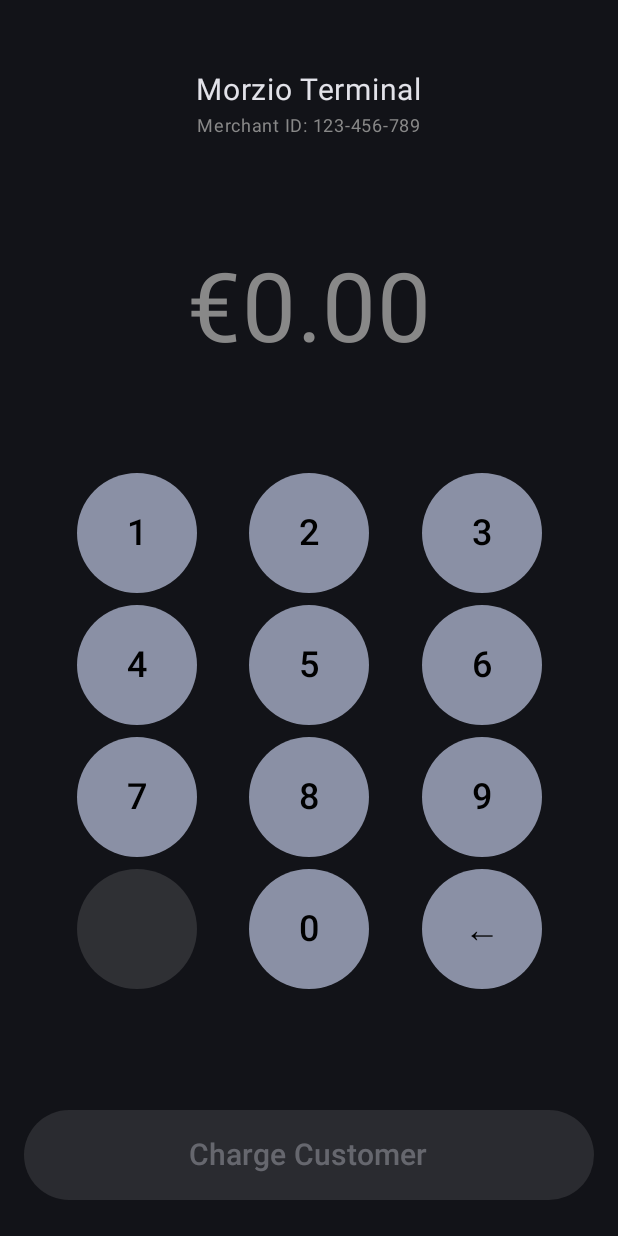
After one commit to SookX/Morzio, an Android app built with Jetpack Compose: the AmountInputScreen screen opened through its navigation route, on a phone screen of 412 x 824 dp. The commit adds this screen. Run offline under Robolectric (Android 15) with nearby library versions, the phone set to English and light mode, and no system bars.

Commit message:
Implement terminal amount input

```diff
--- a/terminal/app/build.gradle.kts
+++ b/terminal/app/build.gradle.kts
@@ -50,6 +50,10 @@ dependencies {
     implementation(libs.androidx.compose.ui.graphics)
     implementation(libs.androidx.compose.ui.tooling.preview)
     implementation(libs.androidx.compose.material3)
+    implementation("androidx.navigation:navigation-compose:2.9.6")
+    implementation("androidx.lifecycle:lifecycle-viewmodel-compose:2.10.0")
+    implementation("io.coil-kt:coil-compose:2.7.0")
+    implementation("com.google.zxing:core:3.5.1")
     testImplementation(libs.junit)
     androidTestImplementation(libs.androidx.junit)
     androidTestImplementation(libs.androidx.espresso.core)
--- a/terminal/app/src/main/java/com/morzio/pos/MainActivity.kt
+++ b/terminal/app/src/main/java/com/morzio/pos/MainActivity.kt
@@ -5,12 +5,11 @@ import androidx.activity.ComponentActivity
 import androidx.activity.compose.setContent
 import androidx.activity.enableEdgeToEdge
 import androidx.compose.foundation.layout.fillMaxSize
-import androidx.compose.foundation.layout.padding
-import androidx.compose.material3.Scaffold
-import androidx.compose.material3.Text
-import androidx.compose.runtime.Composable
+import androidx.compose.material3.MaterialTheme
+import androidx.compose.material3.Surface
 import androidx.compose.ui.Modifier
-import androidx.compose.ui.tooling.preview.Preview
+import androidx.navigation.compose.rememberNavController
+import com.morzio.pos.navigation.NavGraph
 import com.morzio.pos.ui.theme.POSTheme
 
 class MainActivity : ComponentActivity() {
@@ -18,30 +17,15 @@ class MainActivity : ComponentActivity() {
         super.onCreate(savedInstanceState)
         enableEdgeToEdge()
         setContent {
-            POSTheme {
-                Scaffold(modifier = Modifier.fillMaxSize()) { innerPadding ->
-                    Greeting(
-                        name = "Android",
-                        modifier = Modifier.padding(innerPadding)
-                    )
+            POSTheme(darkTheme = true) {
+                Surface(
+                    modifier = Modifier.fillMaxSize(),
+                    color = MaterialTheme.colorScheme.background
+                ) {
+                    val navController = rememberNavController()
+                    NavGraph(navController = navController)
                 }
             }
         }
     }
 }
-
-@Composable
-fun Greeting(name: String, modifier: Modifier = Modifier) {
-    Text(
-        text = "Hello $name!",
-        modifier = modifier
-    )
-}
-
-@Preview(showBackground = true)
-@Composable
-fun GreetingPreview() {
-    POSTheme {
-        Greeting("Android")
-    }
-}
--- /dev/null
+++ b/terminal/app/src/main/java/com/morzio/pos/models/models.kt
@@ -0,0 +1 @@
+package com.morzio.pos.models
--- /dev/null
+++ b/terminal/app/src/main/java/com/morzio/pos/navigation/NavGraph.kt
@@ -0,0 +1,27 @@
+package com.morzio.pos.navigation
+
+import androidx.compose.runtime.Composable
+import androidx.navigation.NavHostController
+import androidx.navigation.NavType
+import androidx.navigation.compose.NavHost
+import androidx.navigation.compose.composable
+import androidx.navigation.navArgument
+import com.morzio.pos.ui.screens.AmountInputScreen
+import com.morzio.pos.ui.screens.QRCodeScreen
+
+@Composable
+fun NavGraph(navController: NavHostController) {
+    NavHost(navController = navController, startDestination = "amount") {
+        composable("amount") {
+            AmountInputScreen(onChargeClicked = {
+                navController.navigate("qrcode/$it")
+            })
+        }
+        composable(
+            "qrcode/{amount}",
+            arguments = listOf(navArgument("amount") { type = NavType.StringType })
+        ) {
+            QRCodeScreen(amount = it.arguments?.getString("amount"))
+        }
+    }
+}
--- /dev/null
+++ b/terminal/app/src/main/java/com/morzio/pos/navigation/navigation.kt
@@ -0,0 +1 @@
+package com.morzio.pos.navigation
--- /dev/null
+++ b/terminal/app/src/main/java/com/morzio/pos/ui/components/components.kt
@@ -0,0 +1 @@
+package com.morzio.pos.ui.components
--- /dev/null
+++ b/terminal/app/src/main/java/com/morzio/pos/ui/screens/AmountInputScreen.kt
@@ -0,0 +1,135 @@
+package com.morzio.pos.ui.screens
+
+import androidx.compose.animation.animateColorAsState
+import androidx.compose.animation.core.animateFloatAsState
+import androidx.compose.foundation.layout.Arrangement
+import androidx.compose.foundation.layout.Column
+import androidx.compose.foundation.layout.Row
+import androidx.compose.foundation.layout.Spacer
+import androidx.compose.foundation.layout.fillMaxSize
+import androidx.compose.foundation.layout.fillMaxWidth
+import androidx.compose.foundation.layout.height
+import androidx.compose.foundation.layout.padding
+import androidx.compose.foundation.layout.size
+import androidx.compose.material3.Button
+import androidx.compose.material3.ButtonDefaults
+import androidx.compose.material3.FilledTonalButton
+import androidx.compose.material3.MaterialTheme
+import androidx.compose.material3.Text
+import androidx.compose.runtime.Composable
+import androidx.compose.runtime.collectAsState
+import androidx.compose.runtime.getValue
+import androidx.compose.ui.Alignment
+import androidx.compose.ui.Modifier
+import androidx.compose.ui.draw.scale
+import androidx.compose.ui.graphics.Color
+import androidx.compose.ui.platform.LocalHapticFeedback
+import androidx.compose.ui.text.style.TextAlign
+import androidx.compose.ui.unit.dp
+import androidx.compose.ui.unit.sp
+import androidx.lifecycle.viewmodel.compose.viewModel
+import com.morzio.pos.viewmodels.AmountViewModel
+
+@Composable
+fun AmountInputScreen(onChargeClicked: (String) -> Unit) {
+    val viewModel: AmountViewModel = viewModel()
+    val uiState by viewModel.uiState.collectAsState()
+    val haptic = LocalHapticFeedback.current
+
+    Column(
+        modifier = Modifier
+            .fillMaxSize()
+            .padding(16.dp, 48.dp, 16.dp, 24.dp),
+        horizontalAlignment = Alignment.CenterHorizontally,
+        verticalArrangement = Arrangement.SpaceBetween
+    ) {
+        Column(horizontalAlignment = Alignment.CenterHorizontally) {
+            Text(text = "Morzio Terminal", fontSize = 20.sp)
+            Text(text = "Merchant ID: 123-456-789", fontSize = 12.sp, color = Color.Gray)
+        }
+
+        AmountDisplay(amount = uiState.amount)
+
+        NumericKeypad(
+            onKeyPress = {
+                viewModel.onKeyPress(it)
+            },
+            decimalEnabled = false
+        )
+
+        ChargeButton(
+            amount = uiState.amount,
+            enabled = uiState.isValid,
+            onClick = { onChargeClicked(uiState.amount) }
+        )
+    }
+}
+
+@Composable
+fun AmountDisplay(amount: String) {
+    val amountValue = amount.replace(",", ".").toDoubleOrNull() ?: 0.0
+    val color by animateColorAsState(
+        targetValue = if (amountValue > 0) MaterialTheme.colorScheme.primary else Color.Gray,
+        label = ""
+    )
+    val scale by animateFloatAsState(targetValue = if (amount.isEmpty()) 0.9f else 1f, label = "")
+
+    Text(
+        text = "€${amount}",
+        fontSize = 64.sp,
+        color = color,
+        textAlign = TextAlign.Center,
+        modifier = Modifier.scale(scale)
+    )
+}
+
+@Composable
+fun NumericKeypad(onKeyPress: (String) -> Unit, decimalEnabled: Boolean) {
+    val keys = listOf(
+        "1", "2", "3",
+        "4", "5", "6",
+        "7", "8", "9",
+        ".", "0", "←"
+    )
+
+    Column(modifier = Modifier.fillMaxWidth()) {
+        keys.chunked(3).forEach { row ->
+            Row(
+                modifier = Modifier.fillMaxWidth(),
+                horizontalArrangement = Arrangement.SpaceEvenly
+            ) {
+                row.forEach { key ->
+                    FilledTonalButton(
+                        onClick = { onKeyPress(key) },
+                        modifier = Modifier.size(80.dp),
+                        enabled = if (key == ".") decimalEnabled else true
+                    ) {
+                        if (key == ".") {
+                            Text(text = key, fontSize = 24.sp, color = Color.Transparent)
+                        } else {
+                            Text(text = key, fontSize = 24.sp)
+                        }
+                    }
+                }
+            }
+            Spacer(modifier = Modifier.height(8.dp))
+        }
+    }
+}
+
+@Composable
+fun ChargeButton(amount: String, enabled: Boolean, onClick: () -> Unit) {
+    Button(
+        onClick = onClick,
+        enabled = enabled,
+        modifier = Modifier
+            .fillMaxWidth()
+            .height(60.dp),
+        colors = ButtonDefaults.buttonColors(containerColor = MaterialTheme.colorScheme.primary)
+    ) {
+        Text(
+            text = if (enabled) "Charge Customer - €$amount" else "Charge Customer",
+            fontSize = 20.sp
+        )
+    }
+}
--- /dev/null
+++ b/terminal/app/src/main/java/com/morzio/pos/ui/screens/screens.kt
@@ -0,0 +1 @@
+package com.morzio.pos.ui.screens
--- a/terminal/app/src/main/java/com/morzio/pos/ui/theme/Color.kt
+++ b/terminal/app/src/main/java/com/morzio/pos/ui/theme/Color.kt
@@ -9,3 +9,5 @@ val Pink80 = Color(0xFFEFB8C8)
 val Purple40 = Color(0xFF6650a4)
 val PurpleGrey40 = Color(0xFF625b71)
 val Pink40 = Color(0xFF7D5260)
+
+val Teal = Color(0xFF00BCD4)
--- a/terminal/app/src/main/java/com/morzio/pos/ui/theme/Theme.kt
+++ b/terminal/app/src/main/java/com/morzio/pos/ui/theme/Theme.kt
@@ -9,16 +9,20 @@ import androidx.compose.material3.dynamicDarkColorScheme
 import androidx.compose.material3.dynamicLightColorScheme
 import androidx.compose.material3.lightColorScheme
 import androidx.compose.runtime.Composable
+import androidx.compose.runtime.SideEffect
+import androidx.compose.ui.graphics.toArgb
 import androidx.compose.ui.platform.LocalContext
+import androidx.compose.ui.platform.LocalView
+import androidx.core.view.WindowCompat
 
 private val DarkColorScheme = darkColorScheme(
-    primary = Purple80,
+    primary = Teal,
     secondary = PurpleGrey80,
     tertiary = Pink80
 )
 
 private val LightColorScheme = lightColorScheme(
-    primary = Purple40,
+    primary = Teal,
     secondary = PurpleGrey40,
     tertiary = Pink40
 
@@ -49,6 +53,14 @@ fun POSTheme(
         darkTheme -> DarkColorScheme
         else -> LightColorScheme
     }
+    val view = LocalView.current
+    if (!view.isInEditMode) {
+        SideEffect {
+            val window = (view.context as Activity).window
+            window.statusBarColor = colorScheme.primary.toArgb()
+            WindowCompat.getInsetsController(window, view).isAppearanceLightStatusBars = darkTheme
+        }
+    }
 
     MaterialTheme(
         colorScheme = colorScheme,
--- /dev/null
+++ b/terminal/app/src/main/java/com/morzio/pos/utils/utils.kt
@@ -0,0 +1 @@
+package com.morzio.pos.utils
--- /dev/null
+++ b/terminal/app/src/main/java/com/morzio/pos/viewmodels/AmountViewModel.kt
@@ -0,0 +1,54 @@
+package com.morzio.pos.viewmodels
+
+import androidx.lifecycle.ViewModel
+import kotlinx.coroutines.flow.MutableStateFlow
+import kotlinx.coroutines.flow.StateFlow
+import kotlinx.coroutines.flow.asStateFlow
+import kotlinx.coroutines.flow.update
+import java.util.Locale
+
+data class AmountState(
+    val amount: String = "0.00",
+    val isValid: Boolean = false
+)
+
+class AmountViewModel : ViewModel() {
+
+    private val _uiState = MutableStateFlow(AmountState())
+    val uiState: StateFlow<AmountState> = _uiState.asStateFlow()
+
+    private var amountInCents = 0L
+
+    fun onKeyPress(key: String) {
+        when (key) {
+            "←" -> {
+                amountInCents /= 10
+            }
+            else -> {
+                val digit = key.toLongOrNull()
+                if (digit != null) {
+                    val newAmount = amountInCents * 10 + digit
+                    if (newAmount <= 999999) { // Limit to €9,999.99
+                        amountInCents = newAmount
+                    }
+                }
+            }
+        }
+
+        val formattedAmount = formatAmount(amountInCents)
+        val amountAsDouble = amountInCents / 100.0
+        val isValid = amountAsDouble >= 0.01
+
+        _uiState.update {
+            it.copy(
+                amount = formattedAmount,
+                isValid = isValid
+            )
+        }
+    }
+
+    private fun formatAmount(cents: Long): String {
+        val amount = cents / 100.0
+        return String.format(Locale.GERMANY, "%.2f", amount)
+    }
+}
--- /dev/null
+++ b/terminal/app/src/main/java/com/morzio/pos/viewmodels/viewmodels.kt
@@ -0,0 +1 @@
+package com.morzio.pos.viewmodels
```
Also changed, not shown: terminal/app/src/main/java/com/morzio/pos/ui/screens/QRCodeScreen.kt (added, +15 -0 lines), 1 other file.
